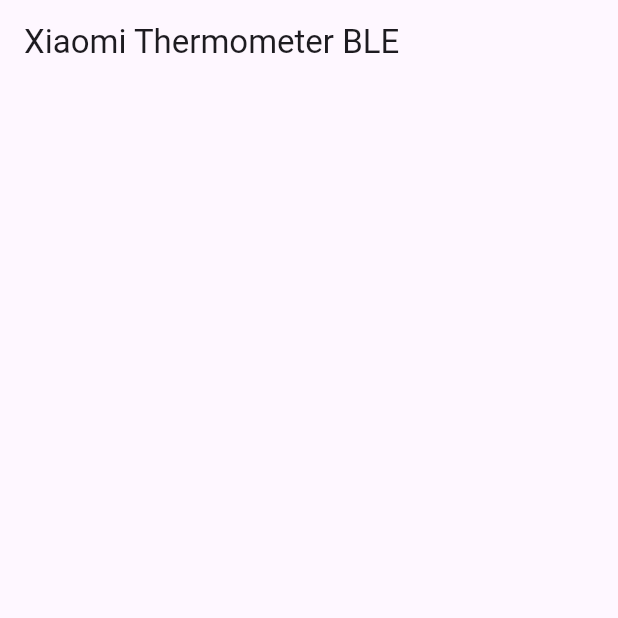
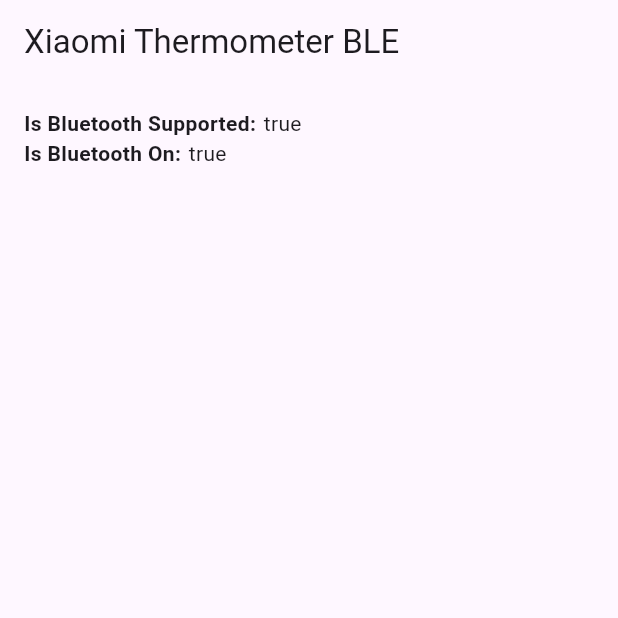
Before and after one commit to VictorDoom022/xiaomi_humidity_sensor_reader, a Flutter app: the screen it shows after launch, on a phone screen of 412 x 824 dp, the top half of it. Run offline on Flutter 3.47's test engine with Material 3 defaults, Android fonts, the phone set to English and light mode, and no system bars; our stand-ins replace flutter_blue_plus.

Commit message:
basic bluetooth state checking

```diff
--- a/lib/pages/home_page.dart
+++ b/lib/pages/home_page.dart
@@ -1,4 +1,7 @@
+import 'dart:async';
+
 import 'package:flutter/material.dart';
+import 'package:flutter_blue_plus/flutter_blue_plus.dart';
 
 class HomePage extends StatefulWidget {
   const HomePage({super.key});
@@ -8,11 +11,97 @@ class HomePage extends StatefulWidget {
 }
 
 class _HomePageState extends State<HomePage> {
+
+  bool isBluetoothSupported = false;
+  bool isBluetoothEnabled = false;
+
+  StreamSubscription<BluetoothAdapterState>? bluetoothStateSubscription;
+
+  @override
+  void initState() {
+    super.initState();
+    WidgetsBinding.instance.addPostFrameCallback((_) async {
+      await checkBluetoothSupported();
+      if(isBluetoothSupported) checkBluetoothState();
+    });
+  }
+
+  @override
+  void dispose() {
+    super.dispose();
+    bluetoothStateSubscription?.cancel();
+  }
+
+  Future<void> checkBluetoothSupported() async {
+    if(await FlutterBluePlus.isSupported == false){
+      setState(() {
+        isBluetoothSupported = false;
+      });
+    }else{
+      setState(() {
+        isBluetoothSupported = true;
+      });
+    }
+  }
+
+  void checkBluetoothState() {
+    bluetoothStateSubscription = FlutterBluePlus.adapterState.listen((BluetoothAdapterState bluetoothState) {
+      print(bluetoothState);
+      if(bluetoothState == BluetoothAdapterState.on){
+        setState(() {
+          isBluetoothEnabled = true;
+        });
+      }else{
+        setState(() {
+          isBluetoothEnabled = false;
+        });
+      }
+    });
+  }
+
   @override
   Widget build(BuildContext context) {
     return Scaffold(
       appBar: AppBar(
-        title: Text('Xiaomi Thermometer BLE'),
+        title: const Text('Xiaomi Thermometer BLE'),
+      ),
+      body: Padding(
+        padding: const EdgeInsets.all(16),
+        child: SingleChildScrollView(
+          child: Column(
+            children: [
+              _buildBluetoothStatusItem(
+                title: 'Is Bluetooth Supported:',
+                value: isBluetoothSupported.toString()
+              ),
+              _buildBluetoothStatusItem(
+                title: 'Is Bluetooth On:',
+                value: isBluetoothEnabled.toString()
+              ),
+            ],
+          ),
+        ),
+      ),
+    );
+  }
+
+  Widget _buildBluetoothStatusItem({
+    required String title,
+    String? value
+  }) {
+    return SizedBox(
+      width: double.infinity,
+      child: Row(
+        children: [
+          Text(
+            title,
+            style: const TextStyle(
+              fontWeight: FontWeight.w600
+            ),
+          ),
+          const SizedBox(width: 5),
+          Text(value ?? '')
+        ],
       ),
     );
   }
```
